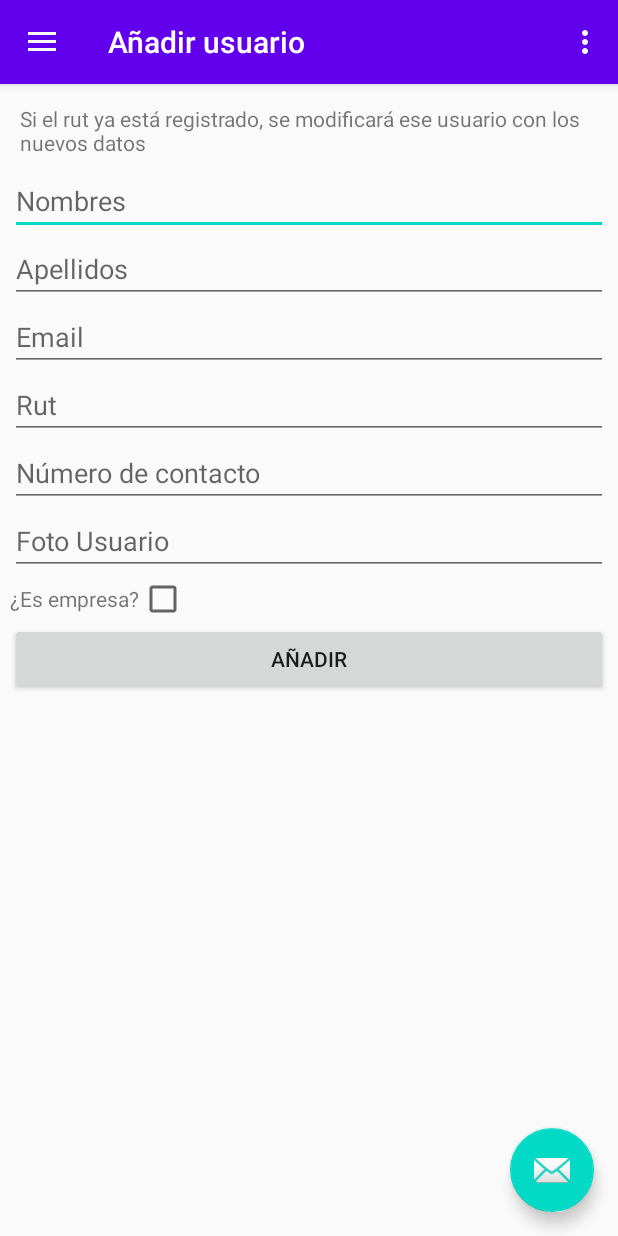
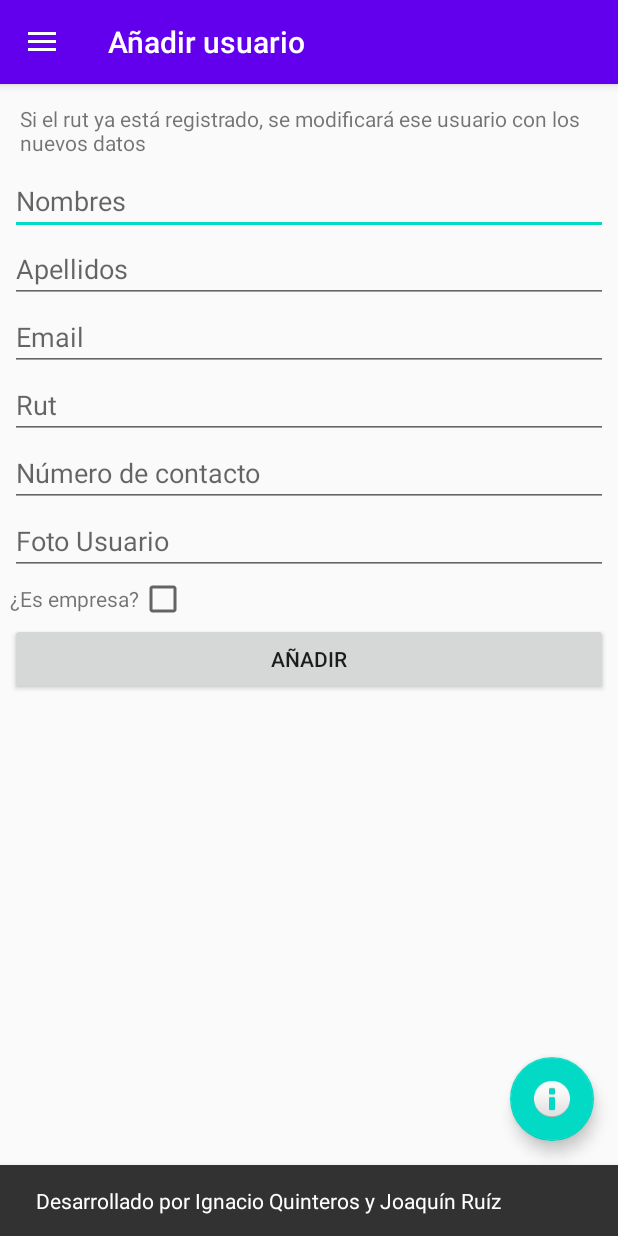
Before and after one commit to IQuinteros/LodgeFinderPrototype, an Android app: the screen it shows after launch (MainActivity), in the side drawer, after a tap on "Añadir usuario", on a phone screen of 412 x 824 dp. Run offline under Robolectric (Android 15) with nearby library versions, the phone set to English and light mode, and no system bars; our stand-ins replace navigation-ui.

Commit message:
Details applied

```diff
--- a/app/src/main/java/com/iquinteros/lodgefinder/MainActivity.java
+++ b/app/src/main/java/com/iquinteros/lodgefinder/MainActivity.java
@@ -67,7 +67,7 @@ public class MainActivity extends AppCompatActivity {
         fab.setOnClickListener(new View.OnClickListener() {
             @Override
             public void onClick(View view) {
-                Snackbar.make(view, "Replace with your own action", Snackbar.LENGTH_LONG)
+                Snackbar.make(view, "Desarrollado por Ignacio Quinteros y Joaquín Ruíz", Snackbar.LENGTH_LONG)
                         .setAction("Action", null).show();
             }
         });
--- a/app/src/main/res/layout/app_bar_main.xml
+++ b/app/src/main/res/layout/app_bar_main.xml
@@ -28,6 +28,6 @@
         android:layout_height="wrap_content"
         android:layout_gravity="bottom|end"
         android:layout_margin="@dimen/fab_margin"
-        app:srcCompat="@android:drawable/ic_dialog_email" />
+        app:srcCompat="@android:drawable/ic_dialog_info" />
 
 </androidx.coordinatorlayout.widget.CoordinatorLayout>
--- a/app/src/main/res/menu/activity_main_drawer.xml
+++ b/app/src/main/res/menu/activity_main_drawer.xml
@@ -6,19 +6,19 @@
     <group android:checkableBehavior="single">
         <item
             android:id="@+id/nav_home"
-            android:icon="@drawable/ic_menu_camera"
+            android:icon="@android:drawable/menu_frame"
             android:title="@string/menu_home" />
         <item
             android:id="@+id/nav_add"
-            android:icon="@drawable/ic_menu_gallery"
+            android:icon="@android:drawable/ic_menu_add"
             android:title="@string/menu_add" />
         <item
             android:id="@+id/nav_view"
-            android:icon="@drawable/ic_menu_slideshow"
+            android:icon="@android:drawable/ic_menu_view"
             android:title="@string/menu_view" />
         <item
             android:id="@+id/nav_delete"
-            android:icon="@drawable/ic_menu_slideshow"
+            android:icon="@android:drawable/ic_delete"
             android:title="@string/menu_delete" />
     </group>
 </menu>
--- a/app/src/main/res/menu/main.xml
+++ b/app/src/main/res/menu/main.xml
@@ -1,9 +1,11 @@
 <?xml version="1.0" encoding="utf-8"?>
 <menu xmlns:android="http://schemas.android.com/apk/res/android"
     xmlns:app="http://schemas.android.com/apk/res-auto">
+    <!---
     <item
         android:id="@+id/action_settings"
         android:orderInCategory="100"
         android:title="@string/action_settings"
         app:showAsAction="never" />
+       -->
 </menu>
```
